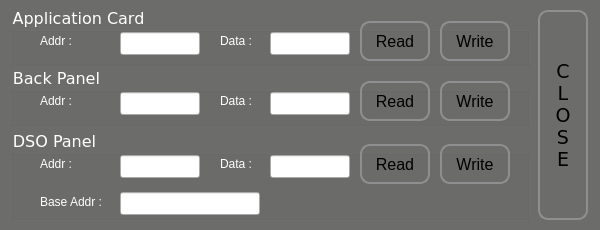
The window that Testjig/PTAppBckPsoc/ptpsoctestjiginterface.ui (Qmax/QUTE) describes before a commit, drawn with Qt 5.
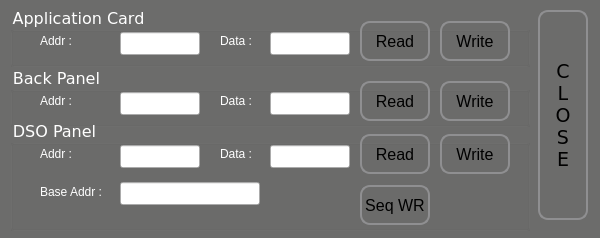
The same window after the commit. Icons and pictures are not drawn.

```diff
--- a/Testjig/PTAppBckPsoc/ptpsoctestjiginterface.ui
+++ b/Testjig/PTAppBckPsoc/ptpsoctestjiginterface.ui
@@ -7,7 +7,7 @@
     <x>0</x>
     <y>0</y>
     <width>600</width>
-    <height>230</height>
+    <height>238</height>
    </rect>
   </property>
   <property name="palette">
@@ -3410,9 +3410,9 @@
    <property name="geometry">
     <rect>
      <x>10</x>
-     <y>130</y>
+     <y>120</y>
      <width>520</width>
-     <height>91</height>
+     <height>111</height>
     </rect>
    </property>
    <property name="palette">
@@ -3614,6 +3614,24 @@
      <string>Base Addr :</string>
     </property>
    </widget>
+   <widget class="QPushButton" name="butSeqWrite">
+    <property name="geometry">
+     <rect>
+      <x>350</x>
+      <y>65</y>
+      <width>70</width>
+      <height>40</height>
+     </rect>
+    </property>
+    <property name="font">
+     <font>
+      <pointsize>12</pointsize>
+     </font>
+    </property>
+    <property name="text">
+     <string>Seq WR</string>
+    </property>
+   </widget>
   </widget>
  </widget>
  <layoutdefault spacing="6" margin="11"/>
```
